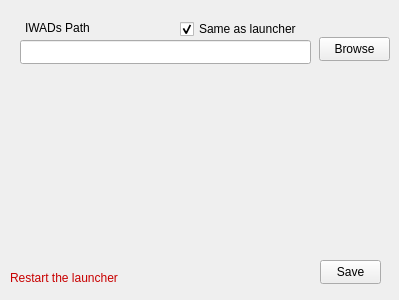
Old version of the form dsda-launcher/settings.ui in the repository Pedro-Beirao/dsda-launcher.
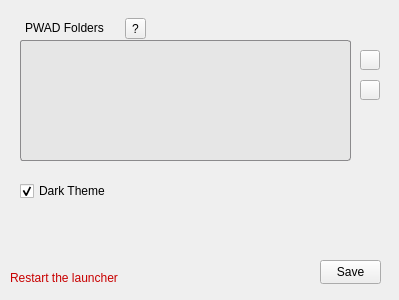
New version of the form. Icons and pictures are not drawn.

```diff
--- a/dsda-launcher/settings.ui
+++ b/dsda-launcher/settings.ui
@@ -16,12 +16,6 @@
     <height>300</height>
    </size>
   </property>
-  <property name="maximumSize">
-   <size>
-    <width>399</width>
-    <height>300</height>
-   </size>
-  </property>
   <property name="windowTitle">
    <string>Settings</string>
   </property>
@@ -35,64 +29,7 @@
     </rect>
    </property>
    <property name="text">
-    <string>IWADs Path</string>
-   </property>
-  </widget>
-  <widget class="QLineEdit" name="lineEdit">
-   <property name="geometry">
-    <rect>
-     <x>20</x>
-     <y>40</y>
-     <width>291</width>
-     <height>24</height>
-    </rect>
-   </property>
-   <property name="styleSheet">
-    <string notr="true"/>
-   </property>
-   <property name="readOnly">
-    <bool>false</bool>
-   </property>
-  </widget>
-  <widget class="QCheckBox" name="checkBox">
-   <property name="geometry">
-    <rect>
-     <x>180</x>
-     <y>18</y>
-     <width>131</width>
-     <height>22</height>
-    </rect>
-   </property>
-   <property name="text">
-    <string>Same as launcher</string>
-   </property>
-   <property name="checked">
-    <bool>true</bool>
-   </property>
-  </widget>
-  <widget class="QPushButton" name="pushButton">
-   <property name="geometry">
-    <rect>
-     <x>319</x>
-     <y>37</y>
-     <width>71</width>
-     <height>24</height>
-    </rect>
-   </property>
-   <property name="focusPolicy">
-    <enum>Qt::WheelFocus</enum>
-   </property>
-   <property name="text">
-    <string>Browse</string>
-   </property>
-   <property name="autoDefault">
-    <bool>false</bool>
-   </property>
-   <property name="default">
-    <bool>false</bool>
-   </property>
-   <property name="flat">
-    <bool>false</bool>
+    <string>PWAD Folders</string>
    </property>
   </widget>
   <widget class="QPushButton" name="pushButton_2">
@@ -124,6 +61,85 @@
     <string>Restart the launcher</string>
    </property>
   </widget>
+  <widget class="QToolButton" name="toolButton">
+   <property name="geometry">
+    <rect>
+     <x>125</x>
+     <y>18</y>
+     <width>21</width>
+     <height>21</height>
+    </rect>
+   </property>
+   <property name="text">
+    <string>?</string>
+   </property>
+  </widget>
+  <widget class="QListWidget" name="listWidget">
+   <property name="geometry">
+    <rect>
+     <x>20</x>
+     <y>40</y>
+     <width>331</width>
+     <height>121</height>
+    </rect>
+   </property>
+   <property name="styleSheet">
+    <string notr="true">border: 1px solid rgb(139, 138, 140);
+padding-left: 6px;
+color: #000;
+height: 20px;
+background-color:rgb(230, 230, 230);
+border-radius:3px</string>
+   </property>
+  </widget>
+  <widget class="QCheckBox" name="checkBox">
+   <property name="geometry">
+    <rect>
+     <x>20</x>
+     <y>180</y>
+     <width>101</width>
+     <height>22</height>
+    </rect>
+   </property>
+   <property name="text">
+    <string>Dark Theme</string>
+   </property>
+   <property name="checked">
+    <bool>true</bool>
+   </property>
+  </widget>
+  <widget class="QToolButton" name="toolButton_2">
+   <property name="geometry">
+    <rect>
+     <x>360</x>
+     <y>50</y>
+     <width>20</width>
+     <height>20</height>
+    </rect>
+   </property>
+   <property name="styleSheet">
+    <string notr="true">border-image: url(:/pngs/pngs/plus.png);</string>
+   </property>
+   <property name="text">
+    <string> </string>
+   </property>
+  </widget>
+  <widget class="QToolButton" name="toolButton_3">
+   <property name="geometry">
+    <rect>
+     <x>360</x>
+     <y>80</y>
+     <width>20</width>
+     <height>20</height>
+    </rect>
+   </property>
+   <property name="styleSheet">
+    <string notr="true">border-image: url(:/pngs/pngs/minus.png);</string>
+   </property>
+   <property name="text">
+    <string/>
+   </property>
+  </widget>
  </widget>
  <resources/>
  <connections/>
```
